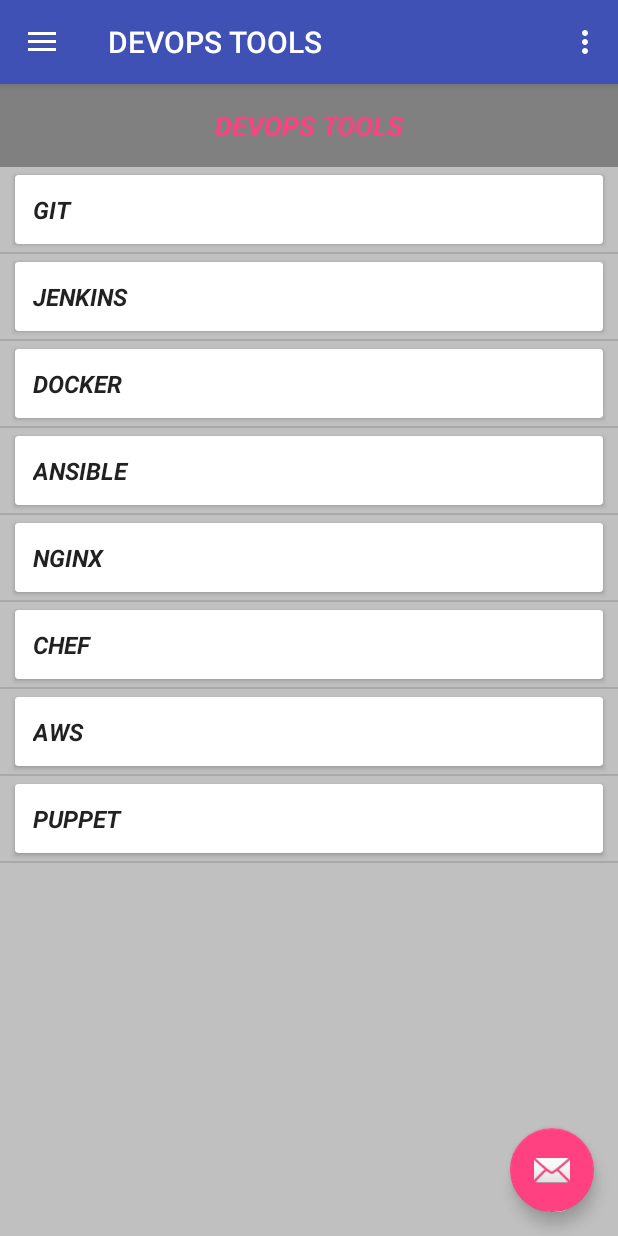
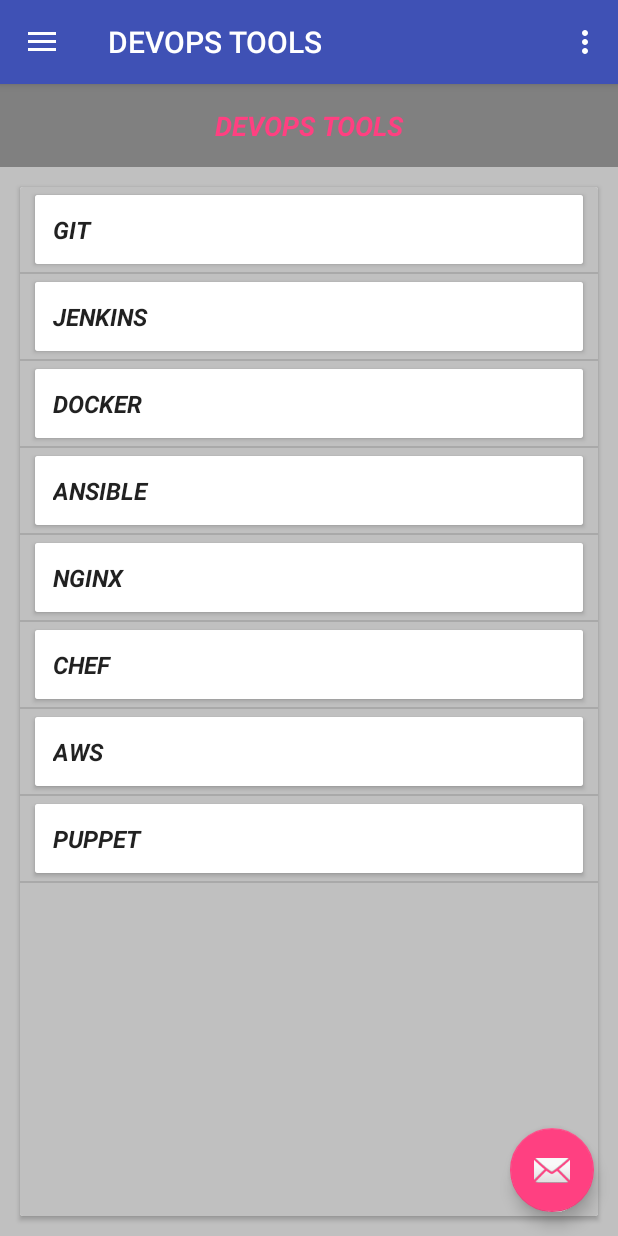
Before and after one commit to ajayandrodev/ajdevopsnew, an Android app: the screen it shows after launch once a user with an empty profile is signed in (NavigationDrawerActivity), on a phone screen of 412 x 824 dp. Run offline under Robolectric (Android 15) with nearby library versions, the phone set to English and light mode, and no system bars; our stand-ins replace Firebase (no records; nobody signed in at launch, a user with empty details on screens opened directly), sdp/ssp sizes.

Commit message:
history design changes

```diff
--- a/AjDevops/app/src/main/res/layout/fragment_devops_tools.xml
+++ b/AjDevops/app/src/main/res/layout/fragment_devops_tools.xml
@@ -19,21 +19,22 @@
         android:textSize="18sp"
         android:textStyle="bold|italic" />
 
-
-  <RelativeLayout
+    <android.support.v7.widget.CardView
         android:layout_width="match_parent"
-    android:layout_height="wrap_content"
-    android:layout_below="@id/tv_title_git">
+        android:layout_height="match_parent"
+        android:layout_below="@id/tv_title_git"
+        android:layout_margin="@dimen/_10sdp"
+        android:padding="@dimen/_10sdp">
 
 
         <android.support.v7.widget.RecyclerView
             android:id="@+id/recyclerView"
             android:layout_width="match_parent"
-      android:layout_height="match_parent">
+            android:layout_height="match_parent"
+            android:background="#C0C0C0">
 
         </android.support.v7.widget.RecyclerView>
 
-
+    </android.support.v7.widget.CardView>
 
 </RelativeLayout>
-</RelativeLayout>
--- a/AjDevops/app/src/main/res/layout/git_list_layout.xml
+++ b/AjDevops/app/src/main/res/layout/git_list_layout.xml
@@ -1,15 +1,17 @@
 <?xml version="1.0" encoding="utf-8"?>
 <RelativeLayout xmlns:android="http://schemas.android.com/apk/res/android"
     android:layout_width="match_parent"
-  android:layout_height="wrap_content">
+    android:layout_height="wrap_content"
+  >
 
     <android.support.v7.widget.CardView
         android:layout_width="match_parent"
         android:layout_height="wrap_content"
+        android:layout_marginBottom="5dp"
         android:layout_marginLeft="10dp"
         android:layout_marginRight="10dp"
         android:layout_marginTop="5dp"
-    android:layout_marginBottom="5dp">
+        android:background="#C0C0C0">
 
 
         <TextView
@@ -21,6 +23,7 @@
             android:textAllCaps="true"
             android:textAppearance="@style/Base.TextAppearance.AppCompat.Large"
             android:textSize="16sp"
+            android:background="#ffffff"
             android:textStyle="bold|italic" />
 
     </android.support.v7.widget.CardView>
```
Also changed, not shown: AjDevops/app/src/main/res/layout/fragment_ansible_history.xml (+9 -1 lines), AjDevops/app/src/main/res/layout/fragment_docker_history.xml (+9 -1 lines), AjDevops/app/src/main/res/layout/fragment_git_history.xml (+8 -3 lines), AjDevops/app/src/main/res/layout/fragment_jenkins_history.xml (+9 -1 lines). Lines whose indentation alone changed are shown as unchanged.
